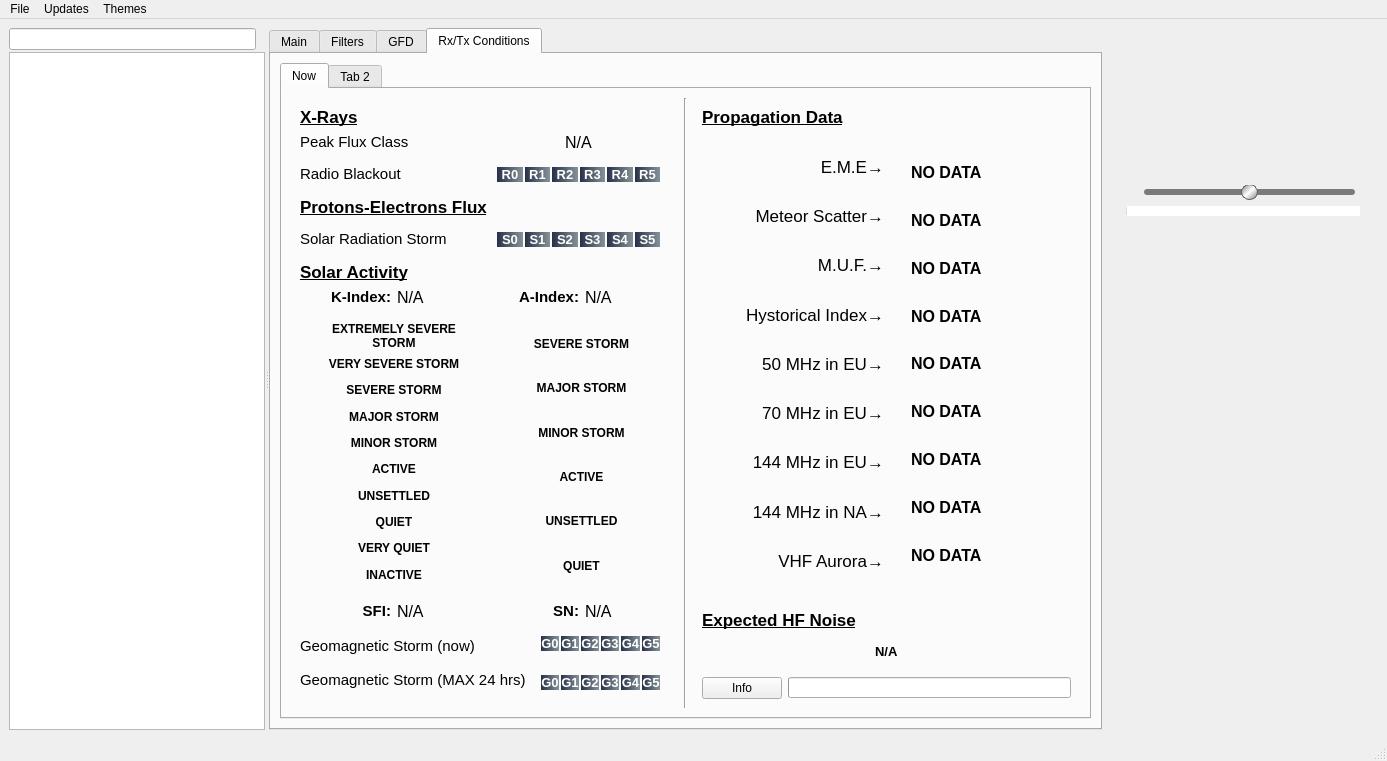
The window that artemis.ui (vbrizgamnk/Artemis) describes before a commit, drawn with Qt 5.
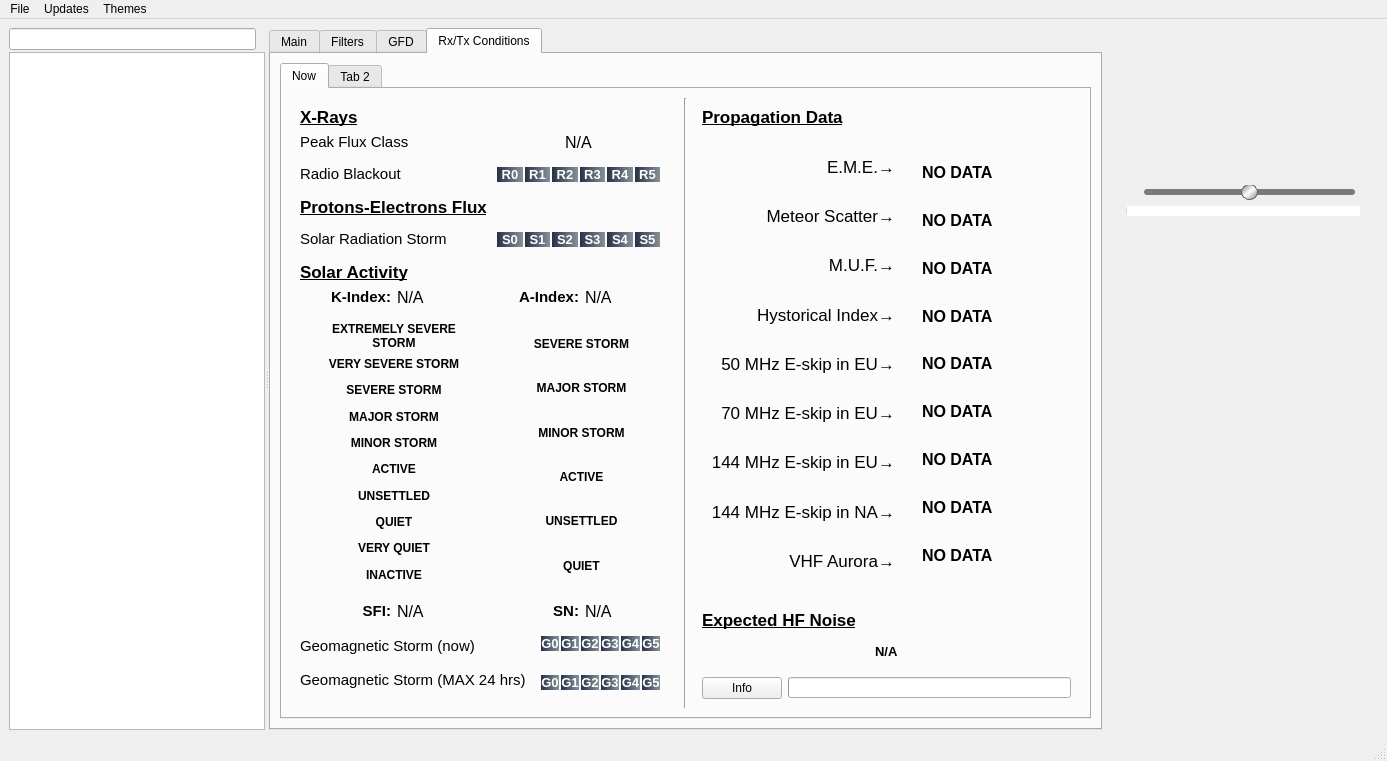
The same window after the commit. The open tabs and pages were chosen to show the change. Icons and pictures are not drawn. Custom widgets are drawn as their Qt base class.

Commit message: Minor fix of labels in propagation data

```diff
--- a/artemis.ui
+++ b/artemis.ui
@@ -6160,7 +6160,7 @@
                         </font>
                        </property>
                        <property name="text">
-                        <string>E.M.E→</string>
+                        <string>E.M.E.→</string>
                        </property>
                        <property name="alignment">
                         <set>Qt::AlignRight|Qt::AlignTrailing|Qt::AlignVCenter</set>
@@ -6185,7 +6185,7 @@
                         </font>
                        </property>
                        <property name="text">
-                        <string>50 MHz in EU→</string>
+                        <string>50 MHz E-skip in EU→</string>
                        </property>
                        <property name="alignment">
                         <set>Qt::AlignRight|Qt::AlignTrailing|Qt::AlignVCenter</set>
@@ -6260,7 +6260,7 @@
                         </font>
                        </property>
                        <property name="text">
-                        <string>144 MHz in EU→</string>
+                        <string>144 MHz E-skip in EU→</string>
                        </property>
                        <property name="alignment">
                         <set>Qt::AlignRight|Qt::AlignTrailing|Qt::AlignVCenter</set>
@@ -6335,7 +6335,7 @@
                         </font>
                        </property>
                        <property name="text">
-                        <string>144 MHz in NA→</string>
+                        <string>144 MHz E-skip in NA→</string>
                        </property>
                        <property name="alignment">
                         <set>Qt::AlignRight|Qt::AlignTrailing|Qt::AlignVCenter</set>
@@ -6360,7 +6360,7 @@
                         </font>
                        </property>
                        <property name="text">
-                        <string>70 MHz in EU→</string>
+                        <string>70 MHz E-skip in EU→</string>
                        </property>
                        <property name="alignment">
                         <set>Qt::AlignRight|Qt::AlignTrailing|Qt::AlignVCenter</set>
```
